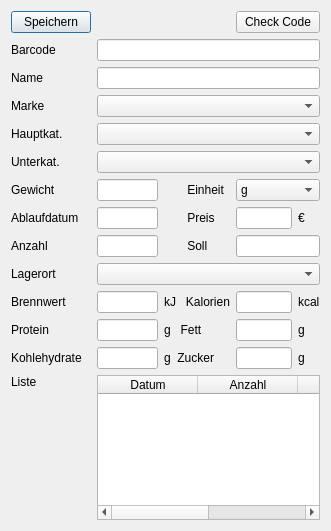
The window that ArtikelErfassen.ui (ureich07/Lager) describes before a commit, drawn with Qt 5.
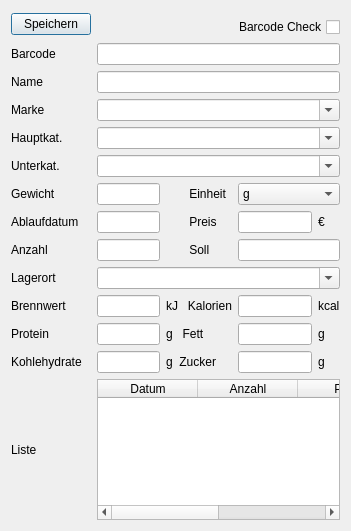
The same window after the commit.

Commit message: remove CodeCeck button

Diff of the .ui file:
```diff
--- a/ArtikelErfassen.ui
+++ b/ArtikelErfassen.ui
@@ -6,7 +6,7 @@
    <rect>
     <x>0</x>
     <y>0</y>
-    <width>319</width>
+    <width>341</width>
     <height>531</height>
    </rect>
   </property>
@@ -14,17 +14,17 @@
    <string>Artikel erfassen</string>
   </property>
   <layout class="QGridLayout" name="gridLayout">
-   <item row="0" column="0">
+   <item row="0" column="0" rowspan="2">
     <widget class="QPushButton" name="btSpeichern">
      <property name="text">
       <string>Speichern</string>
      </property>
     </widget>
    </item>
-   <item row="0" column="1" colspan="2">
+   <item row="0" column="1" rowspan="2" colspan="3">
     <spacer name="horizontalSpacer">
      <property name="orientation">
-      <enum>Qt::Orientation::Horizontal</enum>
+      <enum>Qt::Orientation::Vertical</enum>
      </property>
      <property name="sizeHint" stdset="0">
       <size>
@@ -34,31 +34,41 @@
      </property>
     </spacer>
    </item>
-   <item row="0" column="3" colspan="2">
-    <widget class="QPushButton" name="btCodeCheck">
+   <item row="1" column="3" colspan="3">
+    <widget class="QCheckBox" name="chCodeCheck">
+     <property name="layoutDirection">
+      <enum>Qt::LayoutDirection::RightToLeft</enum>
+     </property>
      <property name="text">
-      <string>Check Code</string>
+      <string>Barcode Check</string>
      </property>
     </widget>
    </item>
-   <item row="1" column="0">
+   <item row="2" column="0">
     <widget class="QLabel" name="label">
      <property name="text">
       <string>Barcode</string>
      </property>
     </widget>
    </item>
-   <item row="1" column="1" colspan="4">
-    <widget class="QLineEdit" name="tbBarcode"/>
+   <item row="2" column="1" colspan="5">
+    <widget class="QLineEdit" name="tbBarcode">
+     <property name="focusPolicy">
+      <enum>Qt::FocusPolicy::StrongFocus</enum>
+     </property>
+     <property name="readOnly">
+      <bool>false</bool>
+     </property>
+    </widget>
    </item>
-   <item row="2" column="0">
+   <item row="3" column="0">
     <widget class="QLabel" name="label_2">
      <property name="text">
       <string>Name</string>
      </property>
     </widget>
    </item>
-   <item row="2" column="1" colspan="4">
+   <item row="3" column="1" colspan="5">
     <widget class="QLineEdit" name="tbName">
      <property name="minimumSize">
       <size>
@@ -71,14 +81,14 @@
      </property>
     </widget>
    </item>
-   <item row="3" column="0">
+   <item row="4" column="0">
     <widget class="QLabel" name="label_3">
      <property name="text">
       <string>Marke</string>
      </property>
     </widget>
    </item>
-   <item row="3" column="1" colspan="4">
+   <item row="4" column="1" colspan="5">
     <widget class="QComboBox" name="coMarke">
      <property name="minimumSize">
       <size>
@@ -86,16 +96,19 @@
        <height>0</height>
       </size>
      </property>
+     <property name="editable">
+      <bool>true</bool>
+     </property>
     </widget>
    </item>
-   <item row="4" column="0">
+   <item row="5" column="0">
     <widget class="QLabel" name="label_4">
      <property name="text">
       <string>Hauptkat.</string>
      </property>
     </widget>
    </item>
-   <item row="4" column="1" colspan="4">
+   <item row="5" column="1" colspan="5">
     <widget class="QComboBox" name="coHaupt">
      <property name="minimumSize">
       <size>
@@ -103,16 +116,19 @@
        <height>0</height>
       </size>
      </property>
+     <property name="editable">
+      <bool>true</bool>
+     </property>
     </widget>
    </item>
-   <item row="5" column="0">
+   <item row="6" column="0">
     <widget class="QLabel" name="label_5">
      <property name="text">
       <string>Unterkat.</string>
      </property>
     </widget>
    </item>
-   <item row="5" column="1" colspan="4">
+   <item row="6" column="1" colspan="5">
     <widget class="QComboBox" name="coUnter">
      <property name="minimumSize">
       <size>
@@ -120,16 +136,19 @@
        <height>0</height>
       </size>
      </property>
+     <property name="editable">
+      <bool>true</bool>
+     </property>
     </widget>
    </item>
-   <item row="6" column="0">
+   <item row="7" column="0">
     <widget class="QLabel" name="label_7">
      <property name="text">
       <string>Gewicht</string>
      </property>
     </widget>
    </item>
-   <item row="6" column="1">
+   <item row="7" column="1">
     <widget class="QLineEdit" name="tbGroesse">
      <property name="minimumSize">
       <size>
@@ -139,14 +158,14 @@
      </property>
     </widget>
    </item>
-   <item row="6" column="2">
+   <item row="7" column="2" colspan="2">
     <widget class="QLabel" name="label_21">
      <property name="text">
       <string>       Einheit</string>
      </property>
     </widget>
    </item>
-   <item row="6" column="3" colspan="2">
+   <item row="7" column="4" colspan="2">
     <widget class="QComboBox" name="coEinheit">
      <property name="minimumSize">
       <size>
@@ -176,14 +195,14 @@
      </item>
     </widget>
    </item>
-   <item row="7" column="0">
+   <item row="8" column="0">
     <widget class="QLabel" name="label_8">
      <property name="text">
       <string>Ablaufdatum</string>
      </property>
     </widget>
    </item>
-   <item row="7" column="1">
+   <item row="8" column="1">
     <widget class="QLineEdit" name="tbDatum">
      <property name="minimumSize">
       <size>
@@ -196,14 +215,14 @@
      </property>
     </widget>
    </item>
-   <item row="7" column="2">
+   <item row="8" column="2">
     <widget class="QLabel" name="label_22">
      <property name="text">
       <string>       Preis</string>
      </property>
     </widget>
    </item>
-   <item row="7" column="3">
+   <item row="8" column="4">
     <widget class="QLineEdit" name="tbPreis">
      <property name="minimumSize">
       <size>
@@ -213,21 +232,21 @@
      </property>
     </widget>
    </item>
-   <item row="7" column="4">
+   <item row="8" column="5">
     <widget class="QLabel" name="label_9">
      <property name="text">
       <string>€</string>
      </property>
     </widget>
    </item>
-   <item row="8" column="0">
+   <item row="9" column="0">
     <widget class="QLabel" name="label_10">
      <property name="text">
       <string>Anzahl </string>
      </property>
     </widget>
    </item>
-   <item row="8" column="1">
+   <item row="9" column="1">
     <widget class="QLineEdit" name="tbAnzahl">
      <property name="minimumSize">
       <size>
@@ -237,14 +256,14 @@
      </property>
     </widget>
    </item>
-   <item row="8" column="2">
+   <item row="9" column="2">
     <widget class="QLabel" name="label_23">
      <property name="text">
       <string>       Soll</string>
      </property>
     </widget>
    </item>
-   <item row="8" column="3" colspan="2">
+   <item row="9" column="4" colspan="2">
     <widget class="QLineEdit" name="tbSoll">
      <property name="minimumSize">
       <size>
@@ -254,14 +273,14 @@
      </property>
     </widget>
    </item>
-   <item row="9" column="0">
+   <item row="10" column="0">
     <widget class="QLabel" name="label_6">
      <property name="text">
       <string>Lagerort</string>
      </property>
     </widget>
    </item>
-   <item row="9" column="1" colspan="4">
+   <item row="10" column="1" colspan="5">
     <widget class="QComboBox" name="coLager">
      <property name="minimumSize">
       <size>
@@ -269,16 +288,19 @@
        <height>0</height>
       </size>
      </property>
+     <property name="editable">
+      <bool>true</bool>
+     </property>
     </widget>
    </item>
-   <item row="10" column="0">
+   <item row="11" column="0">
     <widget class="QLabel" name="label_11">
      <property name="text">
       <string>Brennwert</string>
      </property>
     </widget>
    </item>
-   <item row="10" column="1">
+   <item row="11" column="1">
     <widget class="QLineEdit" name="tbBrennwert">
      <property name="minimumSize">
       <size>
@@ -288,14 +310,14 @@
      </property>
     </widget>
    </item>
-   <item row="10" column="2">
+   <item row="11" column="2" colspan="2">
     <widget class="QLabel" name="label_12">
      <property name="text">
       <string>kJ   Kalorien</string>
      </property>
     </widget>
    </item>
-   <item row="10" column="3">
+   <item row="11" column="4">
     <widget class="QLineEdit" name="tbKalorien">
      <property name="minimumSize">
       <size>
@@ -305,21 +327,21 @@
      </property>
     </widget>
    </item>
-   <item row="10" column="4">
+   <item row="11" column="5">
     <widget class="QLabel" name="label_13">
      <property name="text">
       <string>kcal</string>
      </property>
     </widget>
    </item>
-   <item row="11" column="0">
+   <item row="12" column="0">
     <widget class="QLabel" name="label_15">
      <property name="text">
       <string>Protein</string>
      </property>
     </widget>
    </item>
-   <item row="11" column="1">
+   <item row="12" column="1">
     <widget class="QLineEdit" name="tbProtein">
      <property name="minimumSize">
       <size>
@@ -329,14 +351,14 @@
      </property>
     </widget>
    </item>
-   <item row="11" column="2">
+   <item row="12" column="2">
     <widget class="QLabel" name="label_16">
      <property name="text">
       <string>g   Fett</string>
      </property>
     </widget>
    </item>
-   <item row="11" column="3">
+   <item row="12" column="4">
     <widget class="QLineEdit" name="tbFett">
      <property name="minimumSize">
       <size>
@@ -346,21 +368,21 @@
      </property>
     </widget>
    </item>
-   <item row="11" column="4">
+   <item row="12" column="5">
     <widget class="QLabel" name="label_14">
      <property name="text">
       <string>g</string>
      </property>
     </widget>
    </item>
-   <item row="12" column="0">
+   <item row="13" column="0">
     <widget class="QLabel" name="label_18">
      <property name="text">
       <string>Kohlehydrate</string>
      </property>
     </widget>
    </item>
-   <item row="12" column="1">
+   <item row="13" column="1">
     <widget class="QLineEdit" name="tbKohle">
      <property name="minimumSize">
       <size>
@@ -370,14 +392,14 @@
      </property>
     </widget>
    </item>
-   <item row="12" column="2">
+   <item row="13" column="2">
     <widget class="QLabel" name="label_19">
      <property name="text">
       <string>g  Zucker</string>
      </property>
     </widget>
    </item>
-   <item row="12" column="3">
+   <item row="13" column="4">
     <widget class="QLineEdit" name="tbZucker">
      <property name="minimumSize">
       <size>
@@ -387,24 +409,21 @@
      </property>
     </widget>
    </item>
-   <item row="12" column="4">
+   <item row="13" column="5">
     <widget class="QLabel" name="label_17">
      <property name="text">
       <string>g</string>
      </property>
     </widget>
    </item>
-   <item row="13" column="0">
+   <item row="14" column="0">
     <widget class="QLabel" name="label_20">
      <property name="text">
       <string>Liste</string>
      </property>
-     <property name="alignment">
-      <set>Qt::AlignmentFlag::AlignLeading|Qt::AlignmentFlag::AlignLeft|Qt::AlignmentFlag::AlignTop</set>
-     </property>
     </widget>
    </item>
-   <item row="13" column="1" colspan="4">
+   <item row="14" column="1" colspan="5">
     <widget class="QTableWidget" name="twListe">
      <property name="minimumSize">
       <size>
```
The commit also changes 2 other files.
